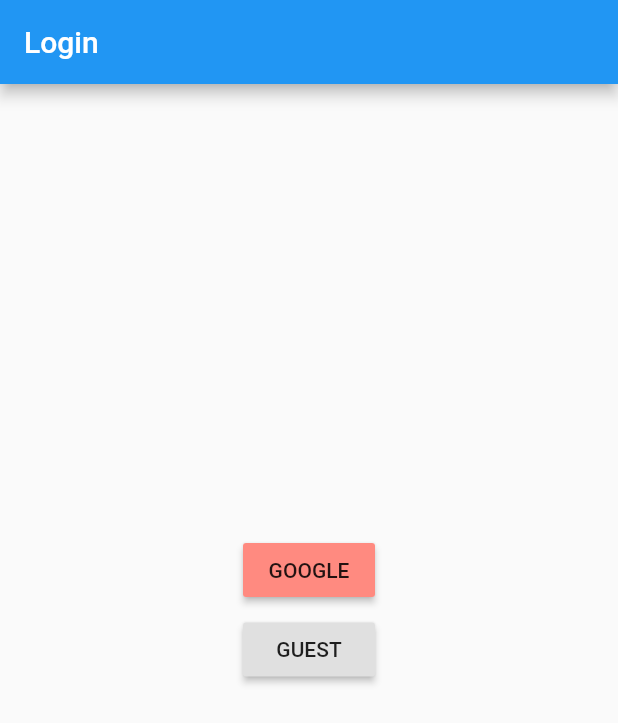
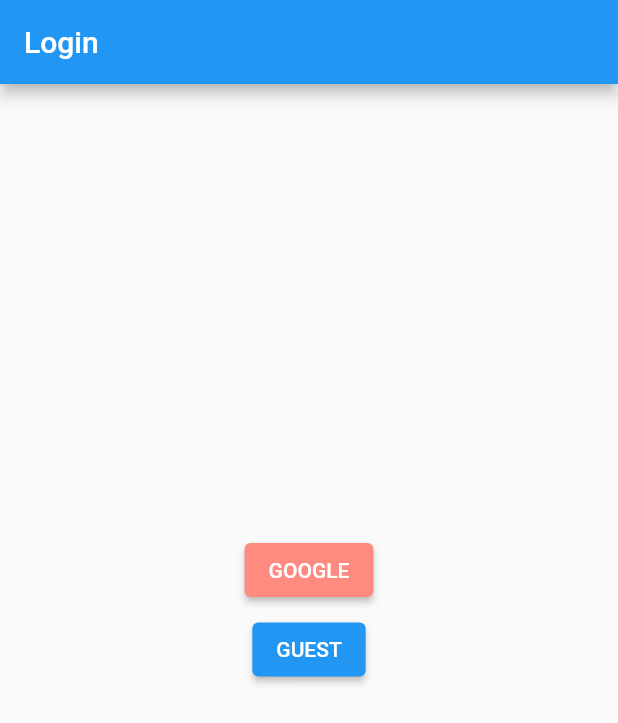
Before and after one commit to SongJihyeon/mobile_app_team, a Flutter app: the screen it shows after launch, on a phone screen of 412 x 824 dp. Shown: the top 723 px of the screen. Run offline on Flutter 3.47's test engine with Material 2 defaults, Android fonts, the phone set to English and light mode, and no system bars; missing offline and left inert: xml2json; network calls fail.

Commit message:
1126_jihyeon

```diff
--- a/lib/Show.dart
+++ b/lib/Show.dart
@@ -1,14 +1,16 @@
 //데이터 형식 class
 class Show {
+  String id;
   String stdate;
   String eddate;
   String show_name;
   // final String location;
-  String actors;
+  List<String> actors;
   List<String> like;
   String image;
 
   Show({
+    required this.id,
     required this.stdate,
     required this.eddate,
     required this.show_name,
--- a/lib/login.dart
+++ b/lib/login.dart
@@ -14,7 +14,10 @@ class LoginPage extends StatefulWidget {
 class _LoginPageState extends State<LoginPage> {
   @override
   Widget build(BuildContext context) {
-    ShowRepository().fetchShow();
+    // ShowRepository().fetchShow();
+    ShowRepository().fetchActor().then((value){
+      print(actors_set.length);
+    });
     return Scaffold(
       appBar: AppBar(
         title: const Text('Login'),
@@ -28,7 +31,7 @@ class _LoginPageState extends State<LoginPage> {
             Column(
               children: [
                 Container(
-                  child: RaisedButton(
+                  child: ElevatedButton(
                     onPressed: () async{
                       // signInWithGoogle();
                       Navigator.pop(context);
@@ -36,7 +39,9 @@ class _LoginPageState extends State<LoginPage> {
                       Navigator.push(context, MaterialPageRoute(builder: (BuildContext context) => HomePage()));
                     },
                     child:Text("GOOGLE"),
-                    color: Colors.redAccent[100],
+                    style: ElevatedButton.styleFrom(
+                      primary: Colors.redAccent[100],
+                    ),
                   ),
                 ),
               ],
@@ -45,7 +50,7 @@ class _LoginPageState extends State<LoginPage> {
             Column(
               children: [
                 Container(
-                  child: RaisedButton(
+                  child: ElevatedButton(
                     onPressed: () async{
                       // signInAnonymously();
                       // ShowRepository().fetchShow();
--- a/pubspec.yaml
+++ b/pubspec.yaml
@@ -11,10 +11,14 @@ environment:
 dependencies:
   flutter:
     sdk: flutter
-  http: ^0.12.0+1
+  http: ^0.13.4
   cupertino_icons: ^1.0.2
   xml2json: ^5.3.1
   intl: ^0.17.0-nullsafety.2
+  cloud_firestore: ^1.0.0
+  firebase_auth: ^3.2.0
+  firebase_auth_web: ^3.2.0
+  provider: ^5.0.0
 
 dev_dependencies:
   flutter_test:
```
Also changed, not shown: lib/home.dart (+0 -8 lines), lib/load_shows.dart (+26 -3 lines), pubspec.lock, 3 other files.
